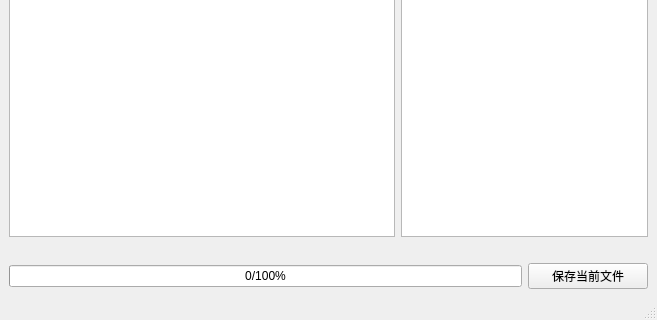
The window that test.ui (AndroidStudioTranslate/Android-Studio-Translate-Tool-Python) describes before a commit, drawn with Qt 5; both pictures show x 0 to 657 and y 172 to 492 of the 657 by 492 pixel window.
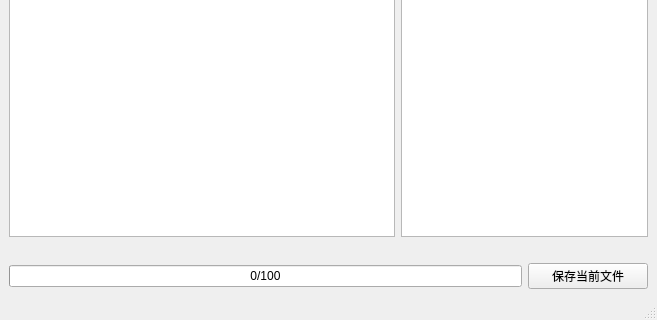
The same window after the commit.

Commit message: 1.进度显示格式修改

Diff of the .ui file:
```diff
--- a/test.ui
+++ b/test.ui
@@ -226,7 +226,7 @@
        <number>0</number>
       </property>
       <property name="format">
-       <string>%p/%m%</string>
+       <string>%v/%m</string>
       </property>
      </widget>
     </item>
```
Left out of the diff: 2 changed lines with no effect on the pictures. The commit also changes 1 other file.
